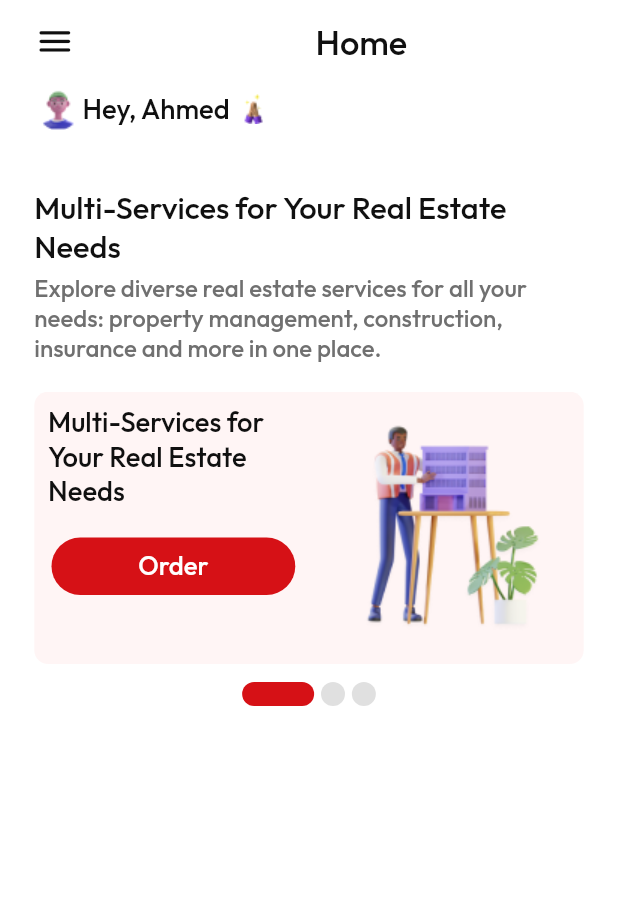
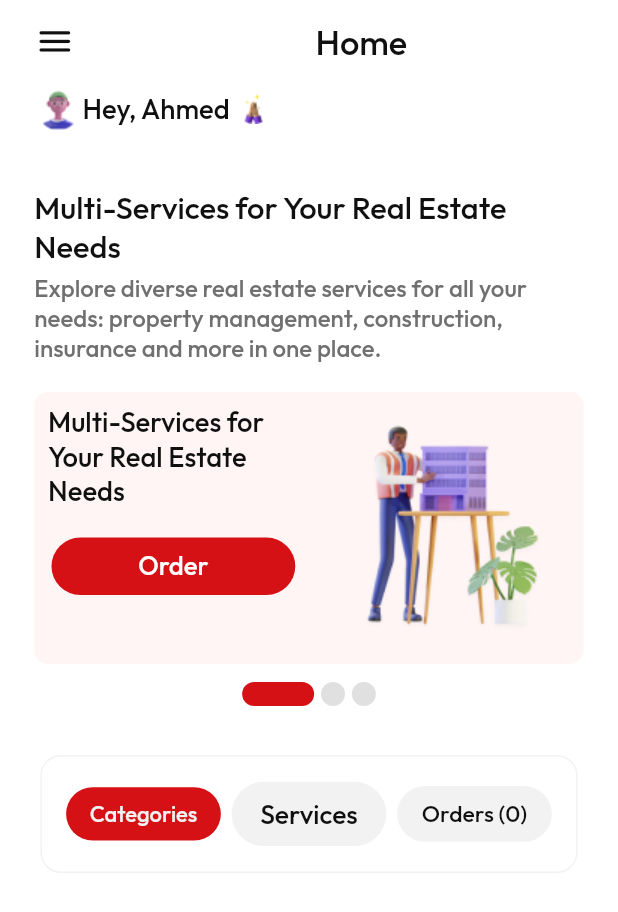
Before and after one commit to aliabdelmoaty/task, a Flutter app: the screen it shows after launch, on a phone screen of 412 x 824 dp. Shown: the top 912 px of the screen. Run offline on Flutter 3.47's test engine with Material 2 defaults, Android fonts, the phone set to English and light mode, and no system bars; drawn by our look-alikes of smooth_page_indicator; our stand-ins replace flutter_screenutil.

Commit message:
create row bottons for Categories and Services

```diff
--- a/lib/home/view/home_screen_body.dart
+++ b/lib/home/view/home_screen_body.dart
@@ -3,6 +3,7 @@ import 'package:flutter_screenutil/flutter_screenutil.dart';
 import 'package:task/constants/assets.dart';
 import 'package:task/constants/constans.dart';
 import 'package:task/home/view/onBorder.dart';
+import 'package:task/home/view/row_buttons.dart';
 
 class HomeScreenBody extends StatelessWidget {
   const HomeScreenBody({
@@ -55,6 +56,10 @@ class HomeScreenBody extends StatelessWidget {
               height: 16.h,
             ),
              const OnBorder(),
+             SizedBox(
+              height: 24.h,
+            ),
+            const RowButtons(),
           ])),
     );
   }
--- /dev/null
+++ b/lib/home/view/row_buttons.dart
@@ -0,0 +1,100 @@
+import 'package:flutter/material.dart';
+import 'package:flutter_screenutil/flutter_screenutil.dart';
+import 'package:task/home/view/custom_elevated_botton.dart';
+
+class RowButtons extends StatefulWidget {
+  const RowButtons({
+    super.key,
+  });
+
+  @override
+  State<RowButtons> createState() => _RowButtonsState();
+}
+
+class _RowButtonsState extends State<RowButtons> {
+  String selectedChoice = 'Categories';
+  @override
+  Widget build(BuildContext context) {
+    return Card(
+      color: Colors.white,
+      elevation: 0,
+      shape: RoundedRectangleBorder(
+          borderRadius: BorderRadius.circular(12.r),
+          side: const BorderSide(
+            color: Color(0xffF2F2F2),
+          )),
+      child: Padding(
+        padding: EdgeInsets.symmetric(horizontal: 15.0.w, vertical: 9.h),
+        child: SizedBox(
+          width: ScreenUtil().screenWidth - (15.w + 20.w),
+          child: Row(
+            children: [
+              Expanded(
+                child: FittedBox(
+                  child: CustomElevatedButton(
+                    // width: 96.w,
+                    text: 'Categories',
+                    onPressed: () {
+                      setState(() {
+                        selectedChoice = 'Categories';
+                      });
+                    },
+                    backgroundColor: selectedChoice == 'Categories'
+                        ? const Color(0xffD61116)
+                        : const Color(0xffF2F2F2),
+                    textColor: selectedChoice == 'Categories'
+                        ? const Color(0xffF2F2F2)
+                        : const Color(0xff101010),
+                  ),
+                ),
+              ),
+              SizedBox(
+                width: 6.h,
+              ),
+              Expanded(
+                child: FittedBox(
+                  child: CustomElevatedButton(
+                    onPressed: () {
+                      setState(() {
+                        selectedChoice = 'Services';
+                      });
+                    },
+                    backgroundColor: selectedChoice == 'Services'
+                        ? const Color(0xffD61116)
+                        : const Color(0xffF2F2F2),
+                    textColor: selectedChoice == 'Services'
+                        ? const Color(0xffF2F2F2)
+                        : const Color(0xff101010),
+                    text: 'Services',
+                  ),
+                ),
+              ),
+              SizedBox(
+                width: 6.h,
+              ),
+              Expanded(
+                child: FittedBox(
+                  child: CustomElevatedButton(
+                    onPressed: () {
+                      setState(() {
+                        selectedChoice = 'Orders';
+                        print(selectedChoice);
+                      });
+                    },
+                    backgroundColor: selectedChoice == 'Orders'
+                        ? const Color(0xffD61116)
+                        : const Color(0xffF2F2F2),
+                    textColor: selectedChoice == 'Orders'
+                        ? const Color(0xffF2F2F2)
+                        : const Color(0xff101010),
+                    text: 'Orders (0)',
+                  ),
+                ),
+              ),
+            ],
+          ),
+        ),
+      ),
+    );
+  }
+}
```
